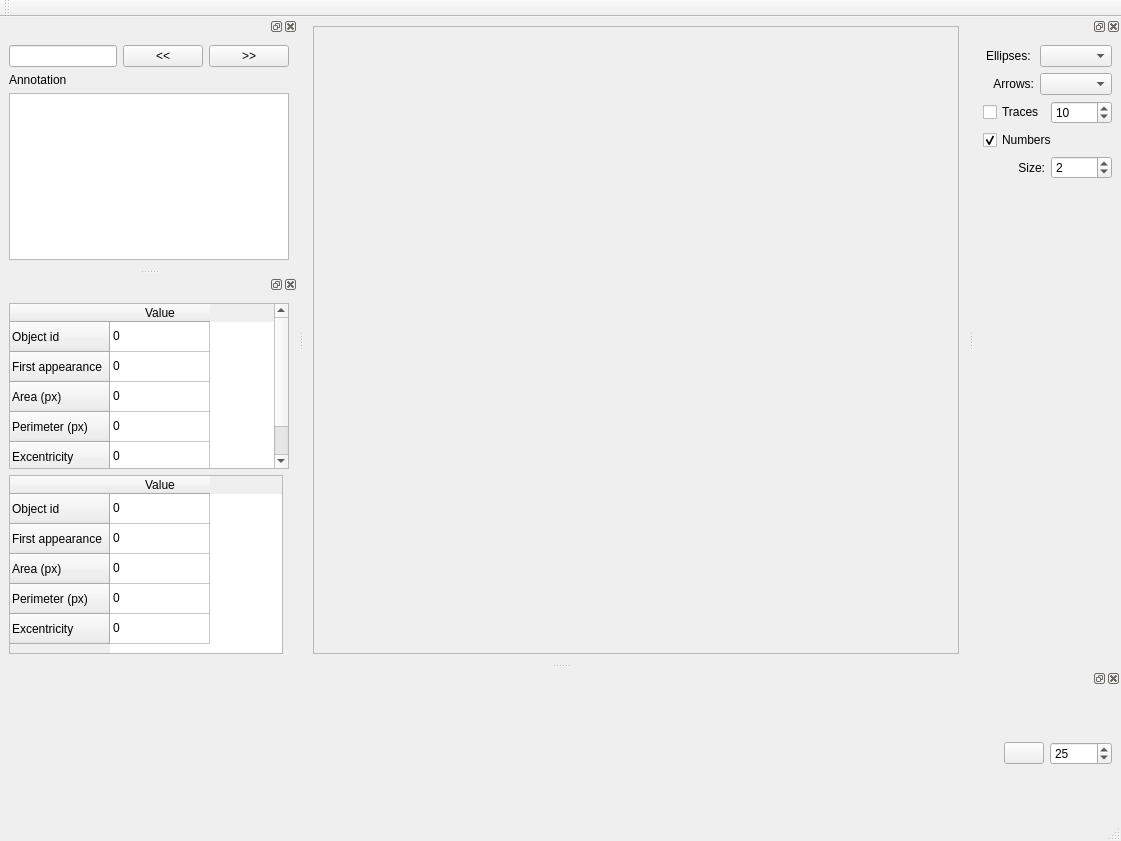
The window that src/replay.ui (FastTrackOrg/FastTrack) describes before a commit, drawn with Qt 5.
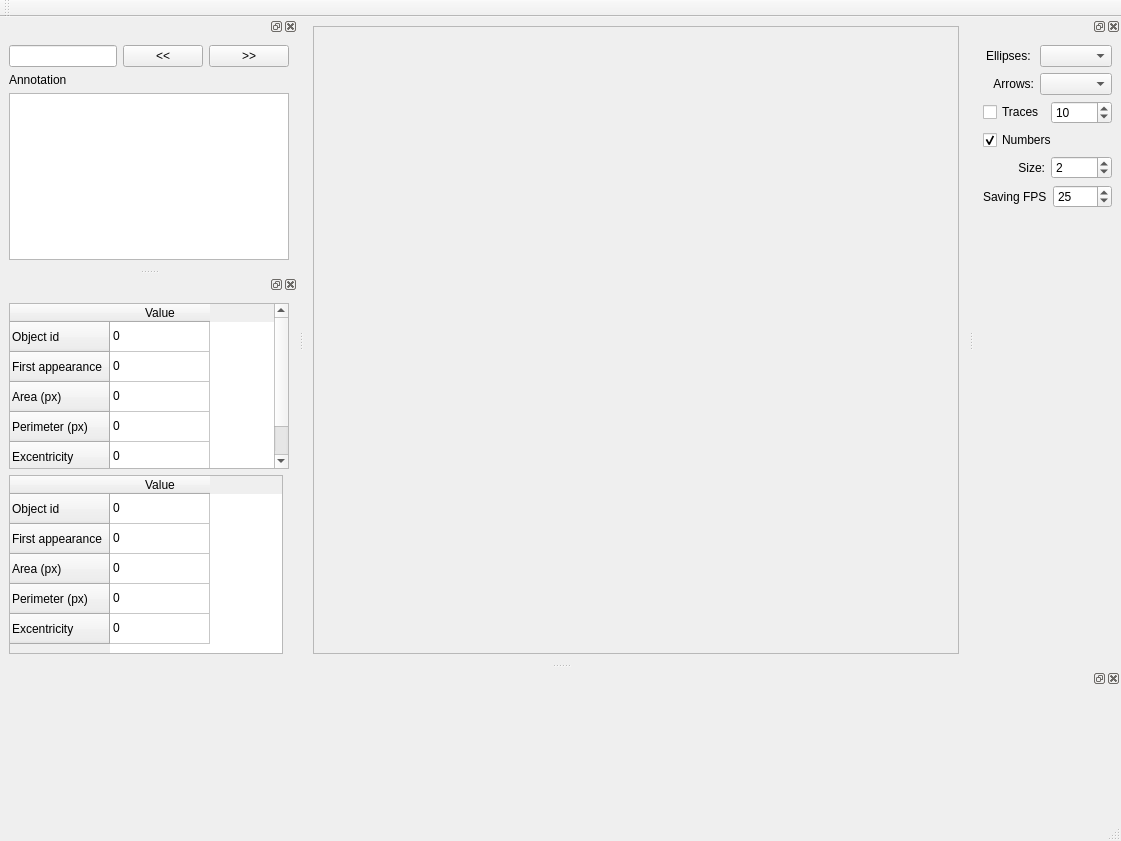
The same window after the commit. Custom widgets are drawn as their Qt base class.

Commit message: [del] replay: remove deprecated play button

```diff
--- a/src/replay.ui
+++ b/src/replay.ui
@@ -213,6 +213,36 @@
       </layout>
      </item>
      <item row="5" column="0">
+      <layout class="QHBoxLayout" name="horizontalLayout_4">
+       <item>
+        <widget class="QLabel" name="label_5">
+         <property name="text">
+          <string>Saving FPS</string>
+         </property>
+        </widget>
+       </item>
+       <item>
+        <widget class="QSpinBox" name="replayFps">
+         <property name="maximumSize">
+          <size>
+           <width>62</width>
+           <height>16777215</height>
+          </size>
+         </property>
+         <property name="minimum">
+          <number>1</number>
+         </property>
+         <property name="maximum">
+          <number>1000</number>
+         </property>
+         <property name="value">
+          <number>25</number>
+         </property>
+        </widget>
+       </item>
+      </layout>
+     </item>
+     <item row="6" column="0">
       <spacer name="verticalSpacer">
        <property name="orientation">
         <enum>Qt::Vertical</enum>
@@ -246,59 +276,6 @@
      <item row="0" column="0">
       <widget class="Timeline" name="replaySlider" native="true"/>
      </item>
-     <item row="0" column="1">
-      <widget class="QPushButton" name="playReplay">
-       <property name="sizePolicy">
-        <sizepolicy hsizetype="Fixed" vsizetype="Fixed">
-         <horstretch>0</horstretch>
-         <verstretch>0</verstretch>
-        </sizepolicy>
-       </property>
-       <property name="text">
-        <string/>
-       </property>
-       <property name="iconSize">
-        <size>
-         <width>16</width>
-         <height>16</height>
-        </size>
-       </property>
-       <property name="shortcut">
-        <string>Space</string>
-       </property>
-       <property name="checkable">
-        <bool>true</bool>
-       </property>
-       <property name="checked">
-        <bool>false</bool>
-       </property>
-       <property name="autoRepeatDelay">
-        <number>40</number>
-       </property>
-       <property name="autoRepeatInterval">
-        <number>40</number>
-       </property>
-      </widget>
-     </item>
-     <item row="0" column="2">
-      <widget class="QSpinBox" name="replayFps">
-       <property name="maximumSize">
-        <size>
-         <width>62</width>
-         <height>16777215</height>
-        </size>
-       </property>
-       <property name="minimum">
-        <number>1</number>
-       </property>
-       <property name="maximum">
-        <number>1000</number>
-       </property>
-       <property name="value">
-        <number>25</number>
-       </property>
-      </widget>
-     </item>
     </layout>
    </widget>
   </widget>
```
Left out of the diff: 46 changed lines with no effect on the pictures. The commit also changes 2 other files.
